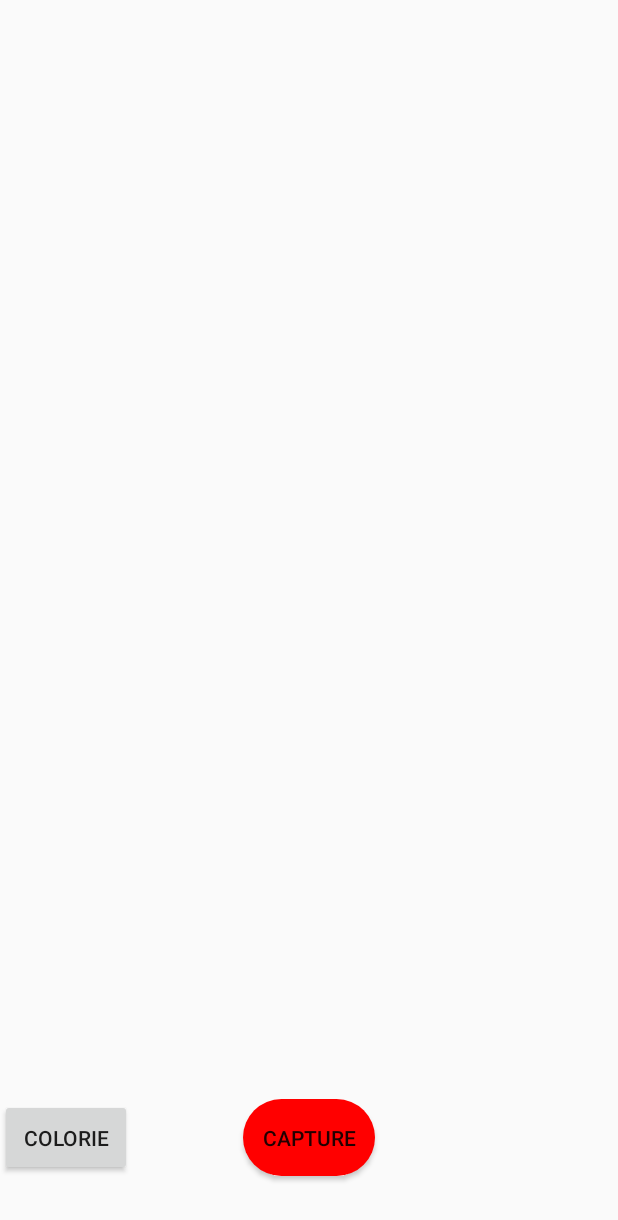
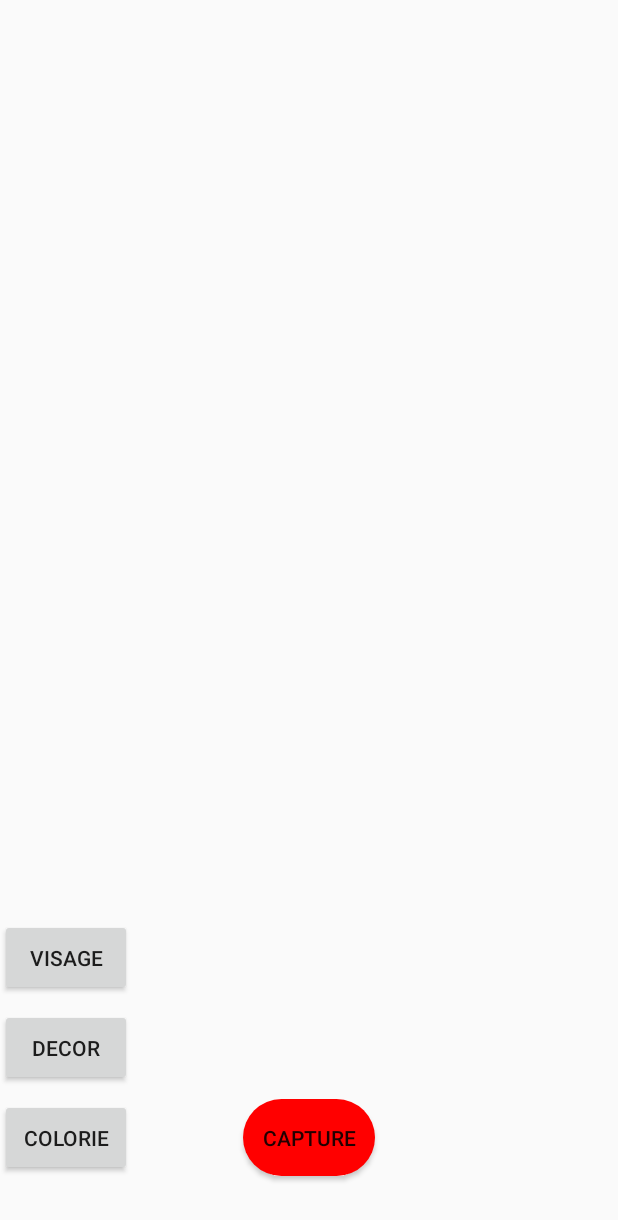
Before and after one commit to minthubk/FairLand, an Android app: the layout activity_camera.xml on its own in the app's theme, with its tools: preview values and no code run, on a phone screen of 412 x 824 dp. Shown: the top 1220 px of the screen. Run offline under Robolectric (Android 15) with nearby library versions, the phone set to English and light mode, and no system bars.

Commit message:
add button

```diff
--- a/app/src/main/res/layout/activity_camera.xml
+++ b/app/src/main/res/layout/activity_camera.xml
@@ -53,6 +53,28 @@
                 android:layout_weight="1"
                 android:text="Colorie" />
 
+            <Button
+                android:id="@+id/button_effect"
+                android:layout_width="wrap_content"
+                android:layout_height="51dp"
+                android:layout_alignParentBottom="true"
+                android:layout_gravity="center"
+                android:layout_marginBottom="100dp"
+                android:layout_marginTop="40dp"
+                android:layout_weight="1"
+                android:text="Decor" />
+
+            <Button
+                android:id="@+id/button_filtre"
+                android:layout_width="wrap_content"
+                android:layout_height="51dp"
+                android:layout_alignParentBottom="true"
+                android:layout_gravity="center"
+                android:layout_marginBottom="160dp"
+                android:layout_marginTop="40dp"
+                android:layout_weight="1"
+                android:text="Visage" />
+
 
         </RelativeLayout>
 
```
